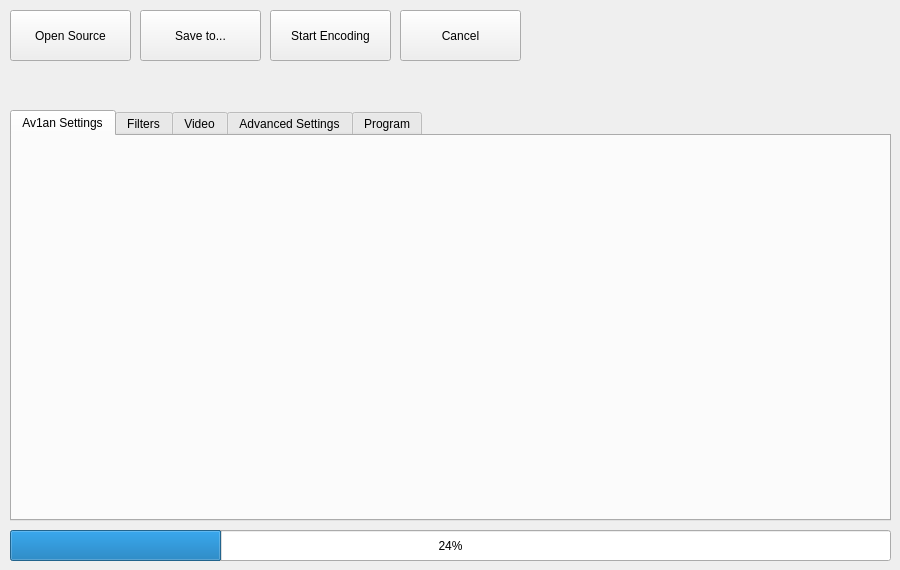
Above: form.ui from Alkl58/Av1an-Qt before the change. Below: the same form after it.
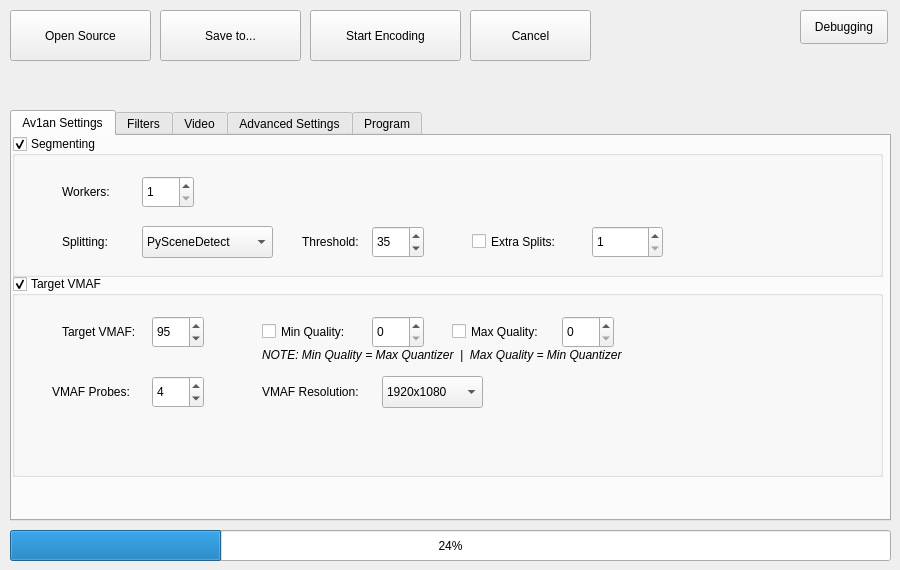
That is the form after the change. The open tabs and pages were chosen to show the change. Icons and pictures are not drawn.

Commit message: Added Av1an Features

The edit to the form file:
```diff
--- a/form.ui
+++ b/form.ui
@@ -22,44 +22,82 @@
     <rect>
      <x>10</x>
      <y>10</y>
-     <width>121</width>
+     <width>141</width>
      <height>51</height>
     </rect>
    </property>
    <property name="text">
     <string>Open Source</string>
    </property>
+   <property name="icon">
+    <iconset>
+     <normalon>video.png</normalon>
+     <selectedoff>video.png</selectedoff>
+     <selectedon>video.png</selectedon>
+    </iconset>
+   </property>
+   <property name="iconSize">
+    <size>
+     <width>40</width>
+     <height>40</height>
+    </size>
+   </property>
   </widget>
   <widget class="QPushButton" name="pushButtonStart">
    <property name="geometry">
     <rect>
-     <x>270</x>
+     <x>310</x>
      <y>10</y>
-     <width>121</width>
+     <width>151</width>
      <height>51</height>
     </rect>
    </property>
    <property name="text">
     <string>Start Encoding</string>
    </property>
+   <property name="icon">
+    <iconset>
+     <normaloff>start.png</normaloff>
+     <selectedoff>start.png</selectedoff>
+     <selectedon>start.png</selectedon>start.png</iconset>
+   </property>
+   <property name="iconSize">
+    <size>
+     <width>38</width>
+     <height>38</height>
+    </size>
+   </property>
   </widget>
   <widget class="QPushButton" name="pushButtonSaveTo">
    <property name="geometry">
     <rect>
-     <x>140</x>
+     <x>160</x>
      <y>10</y>
-     <width>121</width>
+     <width>141</width>
      <height>51</height>
     </rect>
    </property>
    <property name="text">
     <string>Save to...</string>
    </property>
+   <property name="icon">
+    <iconset>
+     <normalon>save.png</normalon>
+     <selectedoff>save.png</selectedoff>
+     <selectedon>save.png</selectedon>
+    </iconset>
+   </property>
+   <property name="iconSize">
+    <size>
+     <width>40</width>
+     <height>40</height>
+    </size>
+   </property>
   </widget>
   <widget class="QPushButton" name="pushButtonStart_2">
    <property name="geometry">
     <rect>
-     <x>400</x>
+     <x>470</x>
      <y>10</y>
      <width>121</width>
      <height>51</height>
@@ -68,6 +106,19 @@
    <property name="text">
     <string>Cancel</string>
    </property>
+   <property name="icon">
+    <iconset>
+     <normalon>stop.png</normalon>
+     <selectedoff>stop.png</selectedoff>
+     <selectedon>stop.png</selectedon>
+    </iconset>
+   </property>
+   <property name="iconSize">
+    <size>
+     <width>40</width>
+     <height>40</height>
+    </size>
+   </property>
   </widget>
   <widget class="QTabWidget" name="tabWidget">
    <property name="enabled">
@@ -91,6 +142,346 @@
     <attribute name="title">
      <string>Av1an Settings</string>
     </attribute>
+    <widget class="QGroupBox" name="groupBox">
+     <property name="geometry">
+      <rect>
+       <x>0</x>
+       <y>0</y>
+       <width>871</width>
+       <height>141</height>
+      </rect>
+     </property>
+     <property name="title">
+      <string>Segmenting</string>
+     </property>
+     <property name="checkable">
+      <bool>true</bool>
+     </property>
+     <widget class="QSpinBox" name="spinBoxAv1anExtraSplits">
+      <property name="geometry">
+       <rect>
+        <x>580</x>
+        <y>90</y>
+        <width>71</width>
+        <height>32</height>
+       </rect>
+      </property>
+      <property name="toolTip">
+       <string>&lt;html&gt;&lt;head/&gt;&lt;body&gt;&lt;pre style=&quot; margin-top:12px; margin-bottom:0px; margin-left:0px; margin-right:0px; -qt-block-indent:0; text-indent:0px;&quot;&gt;&lt;span style=&quot; font-family:'Noto Mono';&quot;&gt;Adding extra splits if frame distance beetween splits bigger than&lt;/span&gt;&lt;/pre&gt;&lt;pre style=&quot; margin-top:0px; margin-bottom:0px; margin-left:0px; margin-right:0px; -qt-block-indent:0; text-indent:0px;&quot;&gt;&lt;span style=&quot; font-family:'Noto Mono';&quot;&gt;given value. Works with/without PySceneDetect&lt;/span&gt;&lt;/pre&gt;&lt;pre style=&quot; margin-top:0px; margin-bottom:0px; margin-left:0px; margin-right:0px; -qt-block-indent:0; text-indent:0px;&quot;&gt;&lt;span style=&quot; font-family:'Noto Mono';&quot;&gt;Example: 1000 frames video with single scene,&lt;/span&gt;&lt;/pre&gt;&lt;pre style=&quot; margin-top:0px; margin-bottom:12px; margin-left:0px; margin-right:0px; -qt-block-indent:0; text-indent:0px;&quot;&gt;&lt;span style=&quot; font-family:'Noto Mono';&quot;&gt;-xs 200 will add splits at 200,400,600,800.&lt;/span&gt;&lt;/pre&gt;&lt;/body&gt;&lt;/html&gt;</string>
+      </property>
+      <property name="minimum">
+       <number>1</number>
+      </property>
+      <property name="maximum">
+       <number>10000</number>
+      </property>
+     </widget>
+     <widget class="QLabel" name="label_14">
+      <property name="geometry">
+       <rect>
+        <x>50</x>
+        <y>40</y>
+        <width>58</width>
+        <height>31</height>
+       </rect>
+      </property>
+      <property name="text">
+       <string>Workers:</string>
+      </property>
+     </widget>
+     <widget class="QSpinBox" name="spinBoxAv1anWorkers">
+      <property name="geometry">
+       <rect>
+        <x>130</x>
+        <y>40</y>
+        <width>52</width>
+        <height>32</height>
+       </rect>
+      </property>
+      <property name="minimum">
+       <number>1</number>
+      </property>
+      <property name="maximum">
+       <number>256</number>
+      </property>
+     </widget>
+     <widget class="QLabel" name="labelSplitting">
+      <property name="geometry">
+       <rect>
+        <x>50</x>
+        <y>90</y>
+        <width>58</width>
+        <height>31</height>
+       </rect>
+      </property>
+      <property name="text">
+       <string>Splitting:</string>
+      </property>
+     </widget>
+     <widget class="QLabel" name="labelPySceneThreshold">
+      <property name="geometry">
+       <rect>
+        <x>290</x>
+        <y>90</y>
+        <width>71</width>
+        <height>31</height>
+       </rect>
+      </property>
+      <property name="text">
+       <string>Threshold:</string>
+      </property>
+     </widget>
+     <widget class="QCheckBox" name="checkBox">
+      <property name="geometry">
+       <rect>
+        <x>460</x>
+        <y>90</y>
+        <width>111</width>
+        <height>31</height>
+       </rect>
+      </property>
+      <property name="text">
+       <string>Extra Splits:</string>
+      </property>
+     </widget>
+     <widget class="QSpinBox" name="spinBoxPySceneThreshold">
+      <property name="geometry">
+       <rect>
+        <x>360</x>
+        <y>90</y>
+        <width>52</width>
+        <height>32</height>
+       </rect>
+      </property>
+      <property name="toolTip">
+       <string>PySceneDetect threshold for scene detection Default: 35</string>
+      </property>
+      <property name="minimum">
+       <number>1</number>
+      </property>
+      <property name="maximum">
+       <number>100</number>
+      </property>
+      <property name="value">
+       <number>35</number>
+      </property>
+     </widget>
+     <widget class="QComboBox" name="comboBoxAv1anSplitting">
+      <property name="geometry">
+       <rect>
+        <x>130</x>
+        <y>90</y>
+        <width>131</width>
+        <height>32</height>
+       </rect>
+      </property>
+      <property name="toolTip">
+       <string>&lt;html&gt;&lt;head/&gt;&lt;body&gt;&lt;p&gt;Method used for generating splits. (Default: PySceneDetect)&lt;/p&gt;&lt;p&gt;Options:  &lt;/p&gt;&lt;p&gt;PyScenedetect, content based scenedetection with threshold.&lt;/p&gt;&lt;p&gt;aom_keyframes, using stat file of 1 pass of aomenc encode&lt;/p&gt;&lt;p&gt;to get exact place where encoder will place new keyframes.&lt;/p&gt;&lt;p&gt; (Keep in mind that speed also depends on set aomenc parameters)&lt;/p&gt;&lt;/body&gt;&lt;/html&gt;</string>
+      </property>
+      <item>
+       <property name="text">
+        <string>PySceneDetect</string>
+       </property>
+      </item>
+      <item>
+       <property name="text">
+        <string>aom_keyframes</string>
+       </property>
+      </item>
+     </widget>
+    </widget>
+    <widget class="QGroupBox" name="groupBox_2">
+     <property name="geometry">
+      <rect>
+       <x>0</x>
+       <y>140</y>
+       <width>871</width>
+       <height>201</height>
+      </rect>
+     </property>
+     <property name="title">
+      <string>Target VMAF</string>
+     </property>
+     <property name="checkable">
+      <bool>true</bool>
+     </property>
+     <property name="checked">
+      <bool>true</bool>
+     </property>
+     <widget class="QLabel" name="label_15">
+      <property name="geometry">
+       <rect>
+        <x>50</x>
+        <y>40</y>
+        <width>91</width>
+        <height>31</height>
+       </rect>
+      </property>
+      <property name="text">
+       <string>Target VMAF:</string>
+      </property>
+     </widget>
+     <widget class="QSpinBox" name="spinBoxTargetVMAF">
+      <property name="geometry">
+       <rect>
+        <x>140</x>
+        <y>40</y>
+        <width>52</width>
+        <height>32</height>
+       </rect>
+      </property>
+      <property name="toolTip">
+       <string>&lt;html&gt;&lt;head/&gt;&lt;body&gt;&lt;pre style=&quot; margin-top:12px; margin-bottom:0px; margin-left:0px; margin-right:0px; -qt-block-indent:0; text-indent:0px;&quot;&gt;&lt;span style=&quot; font-family:'Noto Mono';&quot;&gt;Vmaf value to target. Supported for all encoders(Exception:VVC).&lt;/span&gt;&lt;/pre&gt;&lt;pre style=&quot; margin-top:0px; margin-bottom:0px; margin-left:0px; margin-right:0px; -qt-block-indent:0; text-indent:0px;&quot;&gt;&lt;span style=&quot; font-family:'Noto Mono';&quot;&gt;Works best in range 85-97.&lt;/span&gt;&lt;/pre&gt;&lt;pre style=&quot; margin-top:0px; margin-bottom:12px; margin-left:0px; margin-right:0px; -qt-block-indent:0; text-indent:0px;&quot;&gt;&lt;span style=&quot; font-family:'Noto Mono';&quot;&gt;When using this mode specify full encoding options.&lt;/span&gt;&lt;/pre&gt;&lt;/body&gt;&lt;/html&gt;</string>
+      </property>
+      <property name="minimum">
+       <number>50</number>
+      </property>
+      <property name="maximum">
+       <number>100</number>
+      </property>
+      <property name="value">
+       <number>95</number>
+      </property>
+     </widget>
+     <widget class="QCheckBox" name="checkBoxMinQualityVMAF">
+      <property name="geometry">
+       <rect>
+        <x>250</x>
+        <y>40</y>
+        <width>101</width>
+        <height>31</height>
+       </rect>
+      </property>
+      <property name="text">
+       <string>Min Quality:</string>
+      </property>
+     </widget>
+     <widget class="QSpinBox" name="spinBoxMaxQVMAF">
+      <property name="geometry">
+       <rect>
+        <x>360</x>
+        <y>40</y>
+        <width>52</width>
+        <height>32</height>
+       </rect>
+      </property>
+      <property name="toolTip">
+       <string>&lt;html&gt;&lt;head/&gt;&lt;body&gt;&lt;p&gt;Minimum Quality (max quantizer) value limit for Target VMAF&lt;/p&gt;&lt;/body&gt;&lt;/html&gt;</string>
+      </property>
+     </widget>
+     <widget class="QCheckBox" name="checkBoxMaxQualityVMAF">
+      <property name="geometry">
+       <rect>
+        <x>440</x>
+        <y>40</y>
+        <width>101</width>
+        <height>31</height>
+       </rect>
+      </property>
+      <property name="text">
+       <string>Max Quality:</string>
+      </property>
+     </widget>
+     <widget class="QLabel" name="label_10">
+      <property name="geometry">
+       <rect>
+        <x>250</x>
+        <y>70</y>
+        <width>461</width>
+        <height>18</height>
+       </rect>
+      </property>
+      <property name="font">
+       <font>
+        <italic>true</italic>
+       </font>
+      </property>
+      <property name="text">
+       <string>NOTE: Min Quality = Max Quantizer  |  Max Quality = Min Quantizer</string>
+      </property>
+     </widget>
+     <widget class="QSpinBox" name="spinBoxMinQVMAF">
+      <property name="geometry">
+       <rect>
+        <x>550</x>
+        <y>40</y>
+        <width>52</width>
+        <height>32</height>
+       </rect>
+      </property>
+      <property name="toolTip">
+       <string>&lt;html&gt;&lt;head/&gt;&lt;body&gt;&lt;p&gt;Maximum Quality (min quantizer) value limit for Target VMAF&lt;/p&gt;&lt;/body&gt;&lt;/html&gt;</string>
+      </property>
+     </widget>
+     <widget class="QLabel" name="label_16">
+      <property name="geometry">
+       <rect>
+        <x>40</x>
+        <y>100</y>
+        <width>91</width>
+        <height>31</height>
+       </rect>
+      </property>
+      <property name="text">
+       <string>VMAF Probes:</string>
+      </property>
+     </widget>
+     <widget class="QSpinBox" name="spinBoxVMAFProbes">
+      <property name="geometry">
+       <rect>
+        <x>140</x>
+        <y>100</y>
+        <width>52</width>
+        <height>32</height>
+       </rect>
+      </property>
+      <property name="toolTip">
+       <string>&lt;html&gt;&lt;head/&gt;&lt;body&gt;&lt;p&gt;Number of probes for interpolation.&lt;/p&gt;&lt;p&gt;1 and 2 probes have special cases to try to work with few data points.&lt;/p&gt;&lt;p&gt;Optimal is 4-6 probes. Default: 4&lt;/p&gt;&lt;/body&gt;&lt;/html&gt;</string>
+      </property>
+      <property name="minimum">
+       <number>1</number>
+      </property>
+      <property name="maximum">
+       <number>10</number>
+      </property>
+      <property name="value">
+       <number>4</number>
+      </property>
+     </widget>
+     <widget class="QLabel" name="label_17">
+      <property name="geometry">
+       <rect>
+        <x>250</x>
+        <y>100</y>
+        <width>111</width>
+        <height>31</height>
+       </rect>
+      </property>
+      <property name="text">
+       <string>VMAF Resolution:</string>
+      </property>
+     </widget>
+     <widget class="QComboBox" name="comboBoxVMAFResolution">
+      <property name="geometry">
+       <rect>
+        <x>370</x>
+        <y>100</y>
+        <width>101</width>
+        <height>32</height>
+       </rect>
+      </property>
+      <item>
+       <property name="text">
+        <string>1920x1080</string>
+       </property>
+      </item>
+      <item>
+       <property name="text">
+        <string>3840x2160</string>
+       </property>
+      </item>
+     </widget>
+    </widget>
    </widget>
    <widget class="QWidget" name="tab_2">
     <attribute name="title">
@@ -115,7 +506,7 @@
       <string>Filters</string>
      </property>
     </widget>
-    <widget class="QGroupBox" name="groupBox">
+    <widget class="QGroupBox" name="groupBoxCrop">
      <property name="geometry">
       <rect>
        <x>20</x>
@@ -256,7 +647,7 @@
       </property>
      </widget>
     </widget>
-    <widget class="QGroupBox" name="groupBox_2">
+    <widget class="QGroupBox" name="groupBoxScale">
      <property name="geometry">
       <rect>
        <x>340</x>
@@ -1951,6 +2342,19 @@
     <number>24</number>
    </property>
   </widget>
+  <widget class="QPushButton" name="pushButtonDebuggingTemp">
+   <property name="geometry">
+    <rect>
+     <x>800</x>
+     <y>10</y>
+     <width>88</width>
+     <height>34</height>
+    </rect>
+   </property>
+   <property name="text">
+    <string>Debugging</string>
+   </property>
+  </widget>
  </widget>
  <resources/>
  <connections/>
```
Left out of the diff: 63 changed lines with no effect on the pictures.
